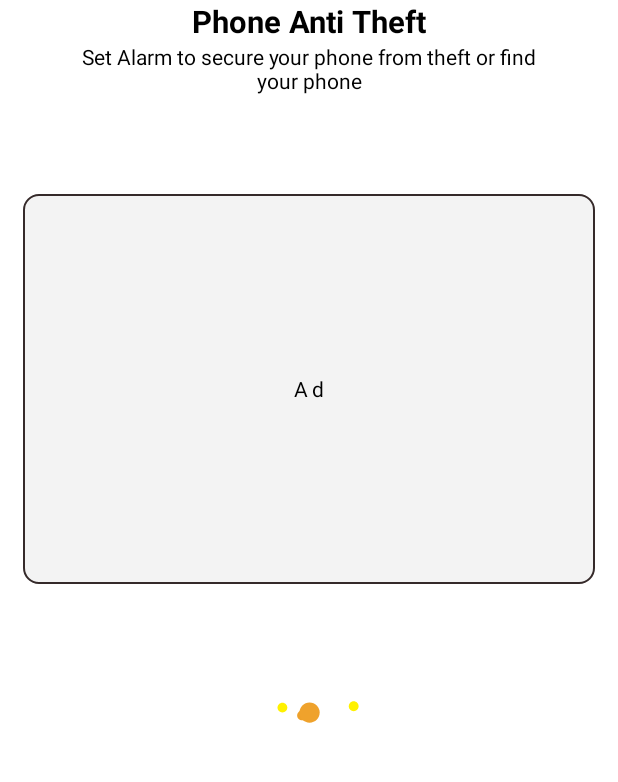
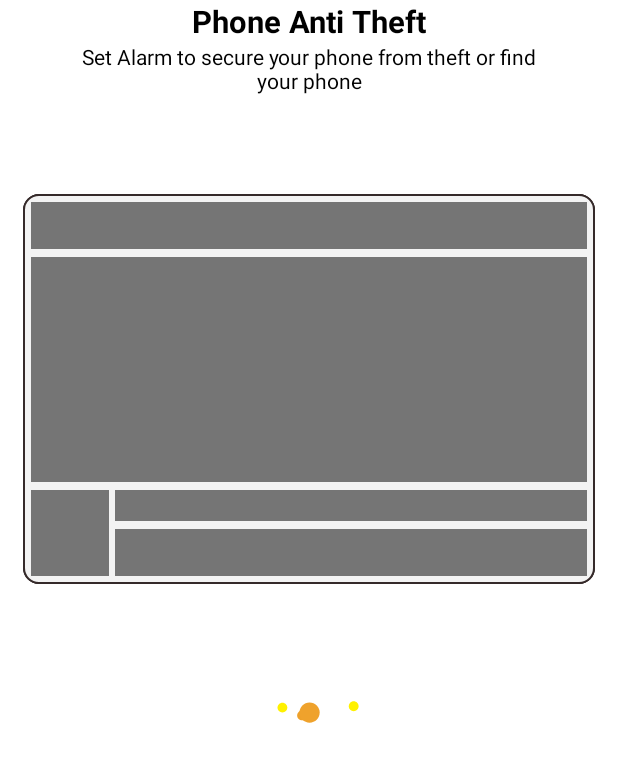
Before and after one commit to javedkhanxalion/AntiTheif-XalionNew, an Android app: the LoadingScreenFragment screen opened through its navigation route, on a phone screen of 412 x 824 dp, the part 445-1227 px from its top. Run offline under Robolectric (Android 15) with nearby library versions, the phone set to English and light mode, and no system bars; our stand-ins replace AdMob, Shimmer, sdp/ssp sizes; libraries missing offline, so code that uses them is left out: java.security; pictures from the network do not load; 36 statements that could not run were skipped.

Commit message:
First Commit

```diff
--- a/app/build.gradle.kts
+++ b/app/build.gradle.kts
@@ -101,6 +101,8 @@ dependencies {
     implementation("com.google.firebase:firebase-analytics-ktx:21.5.0")
     implementation ("com.github.hypersoftdev:inappbilling:3.0.0-alpha-02")
     implementation("com.tbuonomo:dotsindicator:5.0")
+    //shimmer
+    implementation ("com.facebook.shimmer:shimmer:0.5.0")
 }
 
 googleServices.disableVersionCheck = true
--- a/app/src/main/java/com/example/antitheifproject/ui/LoadingScreenFragment.kt
+++ b/app/src/main/java/com/example/antitheifproject/ui/LoadingScreenFragment.kt
@@ -119,8 +119,6 @@ class LoadingScreenFragment :
             object : NativeListener {
                 override fun nativeAdLoaded(currentNativeAd: NativeAd?) {
                     if(isAdded && isVisible && !isDetached){
-                    _binding?.nativeExitAd?.visibility = View.VISIBLE
-                    _binding?.adView?.visibility = View.GONE
                     val adView = if(val_ad_native_loading_screen_is_H){
                         layoutInflater.inflate(R.layout.ad_unified_media_high, null) as NativeAdView
                     }else{
@@ -131,6 +129,8 @@ class LoadingScreenFragment :
                         _binding?.nativeExitAd?.addView(adView)
                         _binding?.next?.visibility = View.VISIBLE
                         _binding?.animationView?.visibility = View.INVISIBLE
+                        _binding?.nativeExitAd?.visibility = View.VISIBLE
+                        _binding?.shimmerLayout?.visibility = View.GONE
                     }
                     super.nativeAdLoaded(currentNativeAd)
                 }
@@ -138,7 +138,7 @@ class LoadingScreenFragment :
                 override fun nativeAdFailed(loadAdError: LoadAdError) {
                     if(isAdded && isVisible && !isDetached) {
                         _binding?.nativeExitAd?.visibility = View.INVISIBLE
-                        _binding?.adView?.visibility = View.INVISIBLE
+                        _binding?.shimmerLayout?.visibility = View.INVISIBLE
                         _binding?.next?.visibility = View.VISIBLE
                         _binding?.animationView?.visibility = View.INVISIBLE
                     }
@@ -148,7 +148,7 @@ class LoadingScreenFragment :
                 override fun nativeAdValidate(string: String) {
                     if(isAdded && isVisible && !isDetached) {
                         _binding?.nativeExitAd?.visibility = View.INVISIBLE
-                        _binding?.adView?.visibility = View.INVISIBLE
+                        _binding?.shimmerLayout?.visibility = View.INVISIBLE
                         _binding?.next?.visibility = View.VISIBLE
                         _binding?.animationView?.visibility = View.INVISIBLE
                     }
--- a/app/src/main/java/com/example/antitheifproject/ui/SplashFragment.kt
+++ b/app/src/main/java/com/example/antitheifproject/ui/SplashFragment.kt
@@ -101,7 +101,10 @@ import com.google.firebase.remoteconfig.FirebaseRemoteConfigSettings
 import com.google.firebase.remoteconfig.ktx.get
 import com.google.firebase.remoteconfig.ktx.remoteConfig
 import com.google.firebase.remoteconfig.ktx.remoteConfigSettings
+import kotlinx.coroutines.CoroutineScope
+import kotlinx.coroutines.Dispatchers
 import kotlinx.coroutines.delay
+import kotlinx.coroutines.launch
 import java.security.MessageDigest
 import java.security.NoSuchAlgorithmException
 import java.util.Locale
@@ -130,8 +133,10 @@ class SplashFragment :
             "splash"
         )
         inter_frequency_count = 0
-        initRemoteIds()
-        initRemoteConfig()
+        CoroutineScope(Dispatchers.Main).launch {
+            initRemoteIds()
+            initRemoteConfig()
+        }
         isShowInApp=true
 
         setupBackPressedCallback {
--- a/app/src/main/res/layout/fragment_loading.xml
+++ b/app/src/main/res/layout/fragment_loading.xml
@@ -44,6 +44,8 @@
         app:layout_constraintTop_toBottomOf="@+id/textView"
         app:layout_constraintWidth_percent="0.80" />
 
+
+
     <FrameLayout
         android:id="@+id/nativeExitAd"
         android:layout_width="match_parent"
@@ -56,18 +58,23 @@
         app:layout_constraintStart_toStartOf="parent"
         app:layout_constraintTop_toBottomOf="@+id/textView2" />
 
-    <TextView
-        android:id="@+id/adView"
-        android:layout_width="wrap_content"
-        android:layout_height="wrap_content"
-        android:letterSpacing="0.2"
-        android:text="@string/ad"
-        android:textColor="@color/textColor"
-        android:textSize="14sp"
-        app:layout_constraintBottom_toBottomOf="@+id/nativeExitAd"
-        app:layout_constraintEnd_toEndOf="@+id/nativeExitAd"
-        app:layout_constraintStart_toStartOf="@+id/nativeExitAd"
-        app:layout_constraintTop_toTopOf="@+id/nativeExitAd" />
+    <com.facebook.shimmer.ShimmerFrameLayout
+        android:id="@+id/shimmerLayout"
+        android:layout_width="0dp"
+        android:layout_height="0dp"
+        android:background="@drawable/round_btn_ads"
+        android:visibility="visible"
+        app:layout_constraintBottom_toBottomOf="@id/nativeExitAd"
+        app:layout_constraintLeft_toLeftOf="@id/nativeExitAd"
+        app:layout_constraintRight_toRightOf="@id/nativeExitAd"
+        app:layout_constraintTop_toTopOf="@id/nativeExitAd"
+        app:shimmer_auto_start="true">
+
+        <include
+            android:id="@+id/shimmer_main"
+            layout="@layout/shimmer_native_layout" />
+
+    </com.facebook.shimmer.ShimmerFrameLayout>
 
     <TextView
         android:id="@+id/next"
--- a/app/src/main/res/layout/fragment_main_intro.xml
+++ b/app/src/main/res/layout/fragment_main_intro.xml
@@ -37,7 +37,7 @@
         android:layout_width="wrap_content"
         android:layout_height="wrap_content"
         android:layout_marginVertical="@dimen/_20sdp"
-        app:dotsColor="@color/black"
+        app:dotsColor="@color/textColor"
         app:dotsCornerRadius="8dp"
         app:dotsSize="@dimen/_5sdp"
         app:dotsSpacing="2dp"
@@ -45,8 +45,8 @@
         app:dotsWidthFactor="2.5"
         app:layout_constraintBottom_toBottomOf="@id/nextApp"
         app:layout_constraintTop_toTopOf="@+id/nextApp"
-        app:layout_constraintEnd_toStartOf="@+id/skipApp"
-        app:layout_constraintStart_toEndOf="@id/nextApp"
+        app:layout_constraintEnd_toStartOf="@+id/nextApp"
+        app:layout_constraintStart_toEndOf="@id/skipApp"
         app:progressMode="true"
         app:selectedDotColor="#0029FF" />
 
--- a/app/src/main/res/layout/in_app_dialog_first.xml
+++ b/app/src/main/res/layout/in_app_dialog_first.xml
@@ -5,17 +5,16 @@
     android:layout_height="match_parent"
     android:background="@drawable/in_app_bg">
 
-
     <androidx.constraintlayout.utils.widget.ImageFilterView
         android:id="@+id/closeTop"
-        android:layout_width="@dimen/_25sdp"
-        android:layout_height="@dimen/_25sdp"
+        android:layout_width="@dimen/_30sdp"
+        android:layout_height="@dimen/_30sdp"
         android:layout_margin="@dimen/_30sdp"
         app:srcCompat="@drawable/close_btn"
-        app:layout_constraintEnd_toEndOf="parent"
+        app:tint="@color/white"
+        app:layout_constraintStart_toStartOf="parent"
         app:layout_constraintTop_toTopOf="parent"
         />
-
 
     <TextView
         android:id="@+id/crown"
@@ -132,7 +131,7 @@
             android:layout_width="0dp"
             android:layout_height="wrap_content"
             android:textSize="@dimen/_9sdp"
-            android:textColor="@color/nveTextColor"
+            android:textColor="#585858"
             android:layout_marginEnd="@dimen/_50sdp"
             app:layout_constraintEnd_toEndOf="parent"
             app:layout_constraintBottom_toBottomOf="@id/yearlyCheck"
@@ -229,6 +228,7 @@
         android:layout_width="0dp"
         android:layout_height="0dp"
         android:gravity="center"
+        android:textColor="#585858"
         app:layout_constraintStart_toStartOf="parent"
         app:layout_constraintTop_toBottomOf="@id/premiumButton"
         app:layout_constraintBottom_toBottomOf="parent"
--- /dev/null
+++ b/app/src/main/res/layout/shimmer_native_layout.xml
@@ -0,0 +1,72 @@
+<?xml version="1.0" encoding="utf-8"?>
+<androidx.constraintlayout.widget.ConstraintLayout xmlns:android="http://schemas.android.com/apk/res/android"
+    xmlns:app="http://schemas.android.com/apk/res-auto"
+    android:layout_width="match_parent"
+    android:layout_height="match_parent"
+    android:orientation="vertical">
+
+    <View
+        android:id="@+id/top"
+        android:layout_width="match_parent"
+        android:layout_height="@dimen/_24sdp"
+        android:layout_margin="@dimen/_4sdp"
+        android:background="@color/grey600"
+        app:layout_constraintStart_toStartOf="parent"
+        app:layout_constraintTop_toTopOf="parent" />
+
+    <View
+        android:id="@+id/media"
+        android:layout_width="match_parent"
+        android:layout_height="0dp"
+        android:layout_margin="@dimen/_4sdp"
+        android:background="@color/grey600"
+        android:gravity="center"
+        app:layout_constraintBottom_toTopOf="@id/bottom"
+        app:layout_constraintEnd_toEndOf="parent"
+        app:layout_constraintStart_toStartOf="parent"
+        app:layout_constraintTop_toBottomOf="@+id/top" />
+
+
+    <androidx.constraintlayout.widget.ConstraintLayout
+        android:id="@+id/bottom"
+        android:layout_width="match_parent"
+        android:layout_height="wrap_content"
+        android:layout_margin="@dimen/_4sdp"
+        app:layout_constraintBottom_toBottomOf="parent"
+        app:layout_constraintEnd_toEndOf="parent"
+        app:layout_constraintStart_toStartOf="parent">
+
+        <View
+            android:id="@+id/view"
+            android:layout_width="@dimen/_40sdp"
+            android:layout_height="0dp"
+            android:background="@color/grey600"
+            app:layout_constraintBottom_toBottomOf="@id/view2"
+            app:layout_constraintStart_toStartOf="parent"
+            app:layout_constraintTop_toTopOf="@id/view1" />
+
+        <View
+            android:id="@+id/view1"
+            android:layout_width="0dp"
+            android:layout_height="@dimen/_16sdp"
+            android:layout_marginStart="4dp"
+            android:background="@color/grey600"
+            app:layout_constraintEnd_toEndOf="parent"
+            app:layout_constraintStart_toEndOf="@id/view"
+            app:layout_constraintTop_toTopOf="parent" />
+
+        <View
+            android:id="@+id/view2"
+            android:layout_width="0dp"
+            android:layout_height="@dimen/_24sdp"
+            android:layout_marginStart="4dp"
+            android:layout_marginTop="@dimen/_4sdp"
+            android:background="@color/grey600"
+            app:layout_constraintEnd_toEndOf="parent"
+            app:layout_constraintStart_toEndOf="@id/view"
+            app:layout_constraintTop_toBottomOf="@id/view1" />
+
+    </androidx.constraintlayout.widget.ConstraintLayout>
+
+
+</androidx.constraintlayout.widget.ConstraintLayout>
--- a/app/src/main/res/values/colors.xml
+++ b/app/src/main/res/values/colors.xml
@@ -19,5 +19,6 @@
     <color name="transparent">#00000000</color>
     <color name="button_color_1">#FFEC1C24</color>
     <color name="button_color_2">#FFFF005C</color>
+    <color name="grey600">#757575</color>
 
 </resources>
```
Also changed, not shown: app/src/main/res/drawable/close_btn.png, 1 other file.
